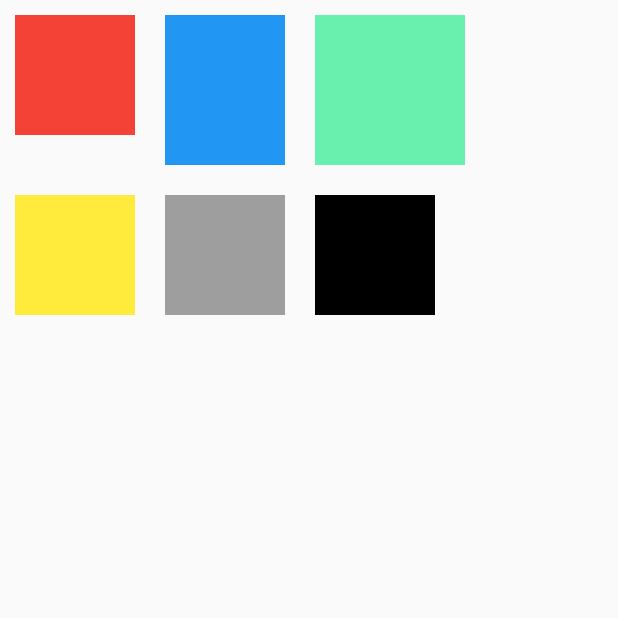
After one commit to zincPower/flutter-study-2021, a Flutter app: the MyHomePage screen opened directly, after a tap on "Flow Layout", on a phone screen of 412 x 824 dp, the top half of it. The commit adds this screen. Run offline on Flutter 3.47's test engine with Material 2 defaults, Android fonts, the phone set to English and light mode, and no system bars; our stand-ins replace camera, video_player.

Commit message:
feat: 流式布局

```diff
--- /dev/null
+++ b/lib/layout/flow_widget.dart
@@ -0,0 +1,127 @@
+import 'dart:math';
+
+import 'package:flutter/material.dart';
+
+class FlowWidget extends StatelessWidget {
+  const FlowWidget({Key? key}) : super(key: key);
+
+  @override
+  Widget build(BuildContext context) {
+    return Scaffold(
+      body: SafeArea(
+        child: Flow(
+          delegate: TestFlowDelegate(margin: EdgeInsets.all(10.0)),
+          children: [
+            Container(
+              width: 80.0,
+              height: 80.0,
+              color: Colors.red,
+            ),
+            Container(
+              width: 80.0,
+              height: 100.0,
+              color: Colors.blue,
+            ),
+            Container(
+              width: 100.0,
+              height: 100.0,
+              color: Colors.greenAccent,
+            ),
+            Container(
+              width: 80.0,
+              height: 80.0,
+              color: Colors.yellow,
+            ),
+            Container(
+              width: 80.0,
+              height: 80.0,
+              color: Colors.grey,
+            ),
+            Container(
+              width: 80.0,
+              height: 80.0,
+              color: Colors.black,
+            ),
+          ],
+        ),
+      ),
+    );
+  }
+}
+
+class TestFlowDelegate extends FlowDelegate {
+  EdgeInsets margin;
+
+  TestFlowDelegate({this.margin = EdgeInsets.zero});
+
+  double width = 0;
+  double height = 0;
+
+  @override
+  void paintChildren(FlowPaintingContext context) {
+    var x = 0.0;
+    var y = 0.0;
+
+    var parentWidth = context.size.width;
+    var parentHeight = context.size.height;
+
+    var rowHeight = 0.0;
+
+    print('paintChildren size: $parentWidth, $parentHeight');
+
+    // 计算每一个子widget的位置
+    for (int i = 0; i < context.childCount; i++) {
+      var itemWidth = context.getChildSize(i)?.width ?? 0.0;
+      var itemPlaceWidth = itemWidth + margin.right + margin.left;
+      var itemHeight = context.getChildSize(i)?.height ?? 0.0;
+      var itemPlaceHeight = itemHeight + margin.top + margin.bottom;
+
+      var curWidth = itemPlaceWidth + x;
+      if (curWidth <= parentWidth) {
+        context.paintChild(
+          i,
+          transform: Matrix4.translationValues(
+            x + margin.left,
+            y + margin.top,
+            0.0,
+          ),
+        );
+        x = curWidth;
+        rowHeight = max(itemPlaceHeight, rowHeight);
+      } else {
+        height += rowHeight;
+        width = max(width, x);
+
+        x = 0.0;
+        y = height;
+
+        rowHeight = 0.0;
+
+        // 绘制子 widget (有优化)
+        context.paintChild(
+          i,
+          transform: Matrix4.translationValues(
+            x + margin.left,
+            y + margin.top,
+            0.0,
+          ),
+        );
+        x = itemPlaceWidth;
+      }
+    }
+  }
+
+  @override
+  Size getSize(BoxConstraints constraints) {
+    // 指定Flow的大小，简单起见我们让宽度竟可能大，但高度指定为200，
+    // 实际开发中我们需要根据子元素所占用的具体宽高来设置Flow大小
+    print('getSize');
+    return Size(double.infinity, 300.0);
+    // return Size(width, height);
+  }
+
+  @override
+  bool shouldRepaint(FlowDelegate oldDelegate) {
+    return oldDelegate != this;
+  }
+}
--- a/lib/layout/layout_main.dart
+++ b/lib/layout/layout_main.dart
@@ -2,8 +2,10 @@ import 'package:flutter/foundation.dart';
 import 'package:flutter/material.dart';
 import 'package:flutter_study_2021/layout/column_widget.dart';
 import 'package:flutter_study_2021/layout/flex_widget.dart';
+import 'package:flutter_study_2021/layout/flow_widget.dart';
 import 'package:flutter_study_2021/layout/nested_layout_widget.dart';
 import 'package:flutter_study_2021/layout/row_widget.dart';
+import 'package:flutter_study_2021/layout/wrap_widget.dart';
 
 void main() {
   runApp(MyApp());
@@ -73,6 +75,22 @@ class _MyHomePageState extends State<MyHomePage> {
               },
               child: Text('Flex Layout'),
             ),
+            TextButton(
+              onPressed: () {
+                Navigator.push(context, MaterialPageRoute(builder: (context) {
+                  return WrapWidget();
+                }));
+              },
+              child: Text('Wrap Layout'),
+            ),
+            TextButton(
+              onPressed: () {
+                Navigator.push(context, MaterialPageRoute(builder: (context) {
+                  return FlowWidget();
+                }));
+              },
+              child: Text('Flow Layout'),
+            ),
           ],
         ),
       ),
```
Also changed, not shown: lib/layout/wrap_widget.dart (added, +67 -0 lines), 2 other files.
